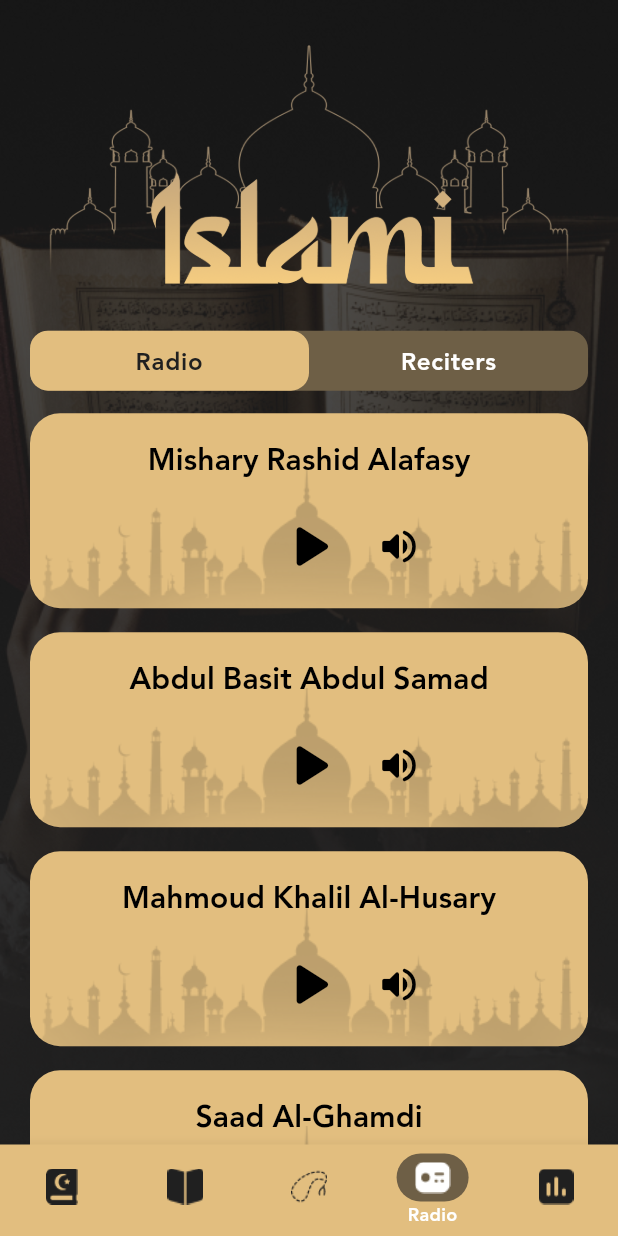
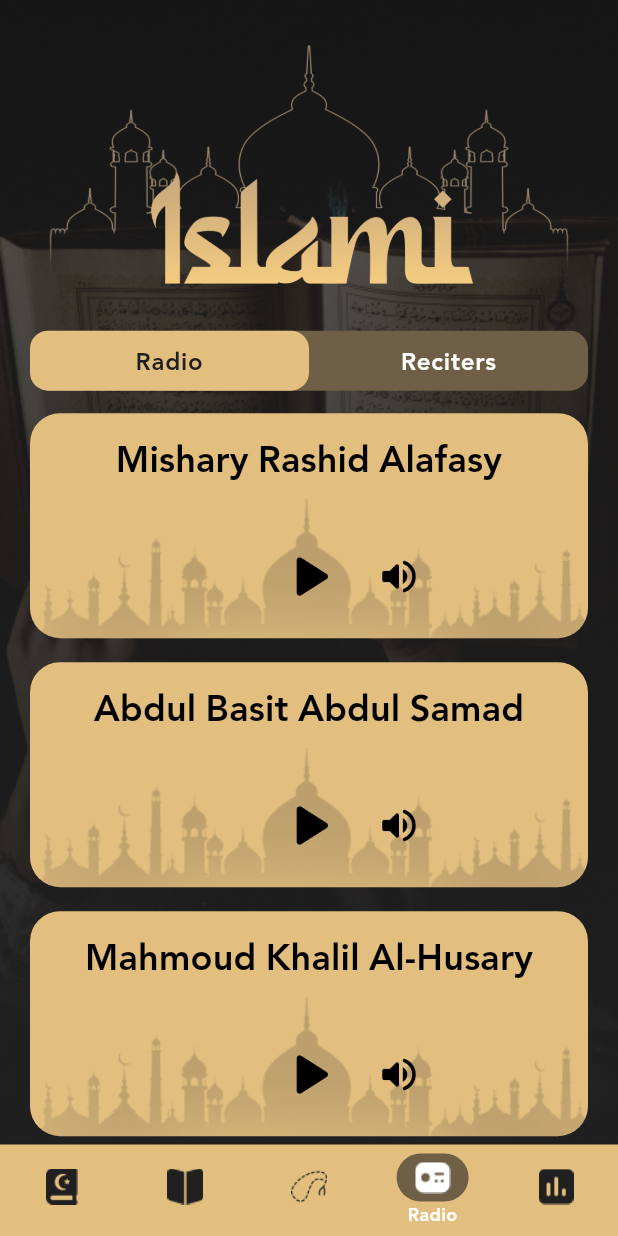
Before and after one commit to Momen0Waleed/Islami_App, a Flutter app: the HomeScreen screen opened by its route, item 4 of the bottom bar chosen, on a phone screen of 412 x 824 dp. Run offline on Flutter 3.47's test engine with Material 3 defaults, Android fonts, the phone set to English and light mode, and no system bars; our stand-ins replace carousel_slider, shared_preferences; accounts and stored records are empty.

Commit message:
Solving some Issues on OverFlow Errors V.3

```diff
--- a/lib/core/constants/islami_theme_manager.dart
+++ b/lib/core/constants/islami_theme_manager.dart
@@ -38,6 +38,12 @@ abstract class IslamiThemeManager {
         fontWeight: FontWeight.w700,
         color: IslamiColors.black,
       ),
+      titleMedium: TextStyle(
+        fontSize: 20,
+        fontFamily: "Janna",
+        fontWeight: FontWeight.w700,
+        color: IslamiColors.gold,
+      ),
       titleSmall: TextStyle(
         fontSize: 14,
         fontFamily: "Janna",
@@ -62,12 +68,6 @@ abstract class IslamiThemeManager {
         fontWeight: FontWeight.w700,
         color: IslamiColors.white,
       ),
-      titleMedium: TextStyle(
-        fontSize: 20,
-        fontFamily: "Janna",
-        fontWeight: FontWeight.w700,
-        color: IslamiColors.gold,
-      ),
     ),
   );
 }
--- a/lib/modules/radio/widgets/radio_reciter_widget.dart
+++ b/lib/modules/radio/widgets/radio_reciter_widget.dart
@@ -25,7 +25,7 @@ class _RadioReciterWidgetState extends State<RadioReciterWidget> {
         borderRadius: BorderRadius.circular(20),
       ),
       // width: double.infinity,
-      height: 130,
+      height: 150,
       child: Stack(
         children: [
           Align(
@@ -37,20 +37,28 @@ class _RadioReciterWidgetState extends State<RadioReciterWidget> {
                     width: double.infinity,
                   ),
           ),
-          Positioned.fill(
-            child: Padding(
+          Padding(
             padding: const EdgeInsets.symmetric(vertical: 16.0),
             child: Column(
               mainAxisAlignment: MainAxisAlignment.spaceAround,
               crossAxisAlignment: CrossAxisAlignment.center,
               children: [
-                  Text(
+                Expanded(
+                  child: Align(
+                    alignment: Alignment.topCenter,
+                    child: Text(
+                      textAlign: TextAlign.center,
                       widget.title,
                       style: theme.textTheme.titleMedium!.copyWith(
                         color: Colors.black,
+                        fontSize: 24,
+                        height: 1.2,
+                      ),
+                      softWrap: true,
                     ),
                   ),
-                  Spacer(),
+                ),
+                // Spacer(),
                 Row(
                   mainAxisAlignment: MainAxisAlignment.center,
                   children: [
@@ -65,9 +73,7 @@ class _RadioReciterWidgetState extends State<RadioReciterWidget> {
                           });
                         },
                         child: Icon(
-                            play
-                                ? Icons.pause_rounded
-                                : Icons.play_arrow_rounded,
+                          play ? Icons.pause_rounded : Icons.play_arrow_rounded,
                           color: Colors.black,
                           size: 50,
                         ),
@@ -97,7 +103,6 @@ class _RadioReciterWidgetState extends State<RadioReciterWidget> {
               ],
             ),
           ),
-          ),
         ],
       ),
     );
```
Lines whose indentation alone changed are shown as unchanged.
